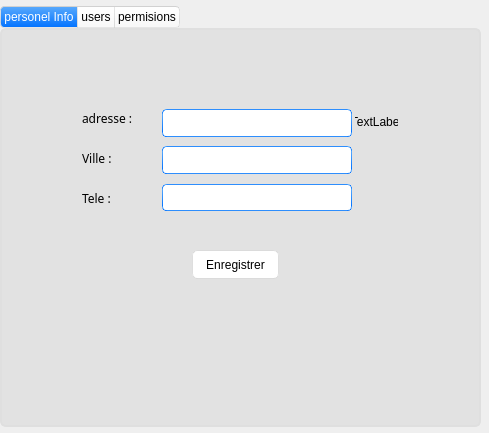
Before: the Qt Designer form ui/Settings.ui in YassineBaghdadi/DEGITAL-management, drawn with Qt 5.
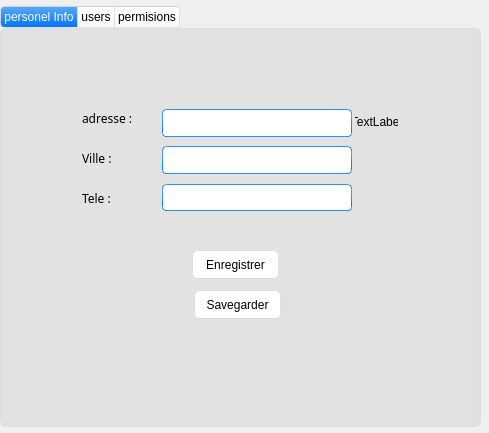
After: the same form once the commit is applied.

```diff
--- a/ui/Settings.ui
+++ b/ui/Settings.ui
@@ -750,6 +750,19 @@
       <set>Qt::AlignCenter</set>
      </property>
     </widget>
+    <widget class="QPushButton" name="buckup">
+     <property name="geometry">
+      <rect>
+       <x>192</x>
+       <y>260</y>
+       <width>87</width>
+       <height>29</height>
+      </rect>
+     </property>
+     <property name="text">
+      <string>Savegarder</string>
+     </property>
+    </widget>
    </widget>
    <widget class="QWidget" name="tab_2">
     <attribute name="title">
```
